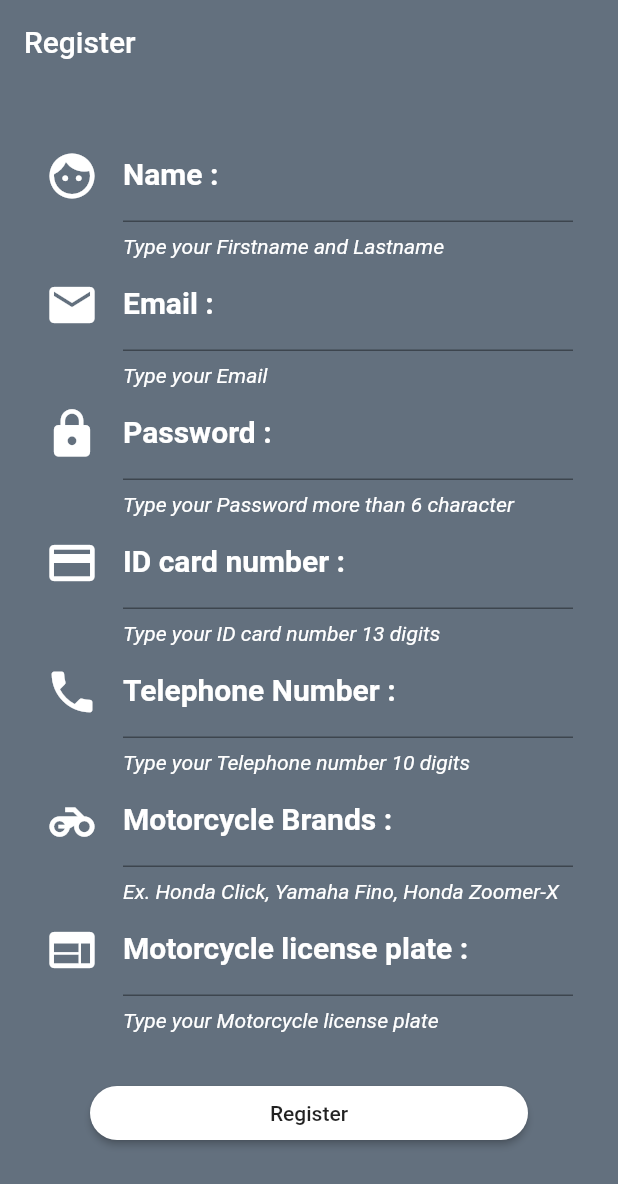
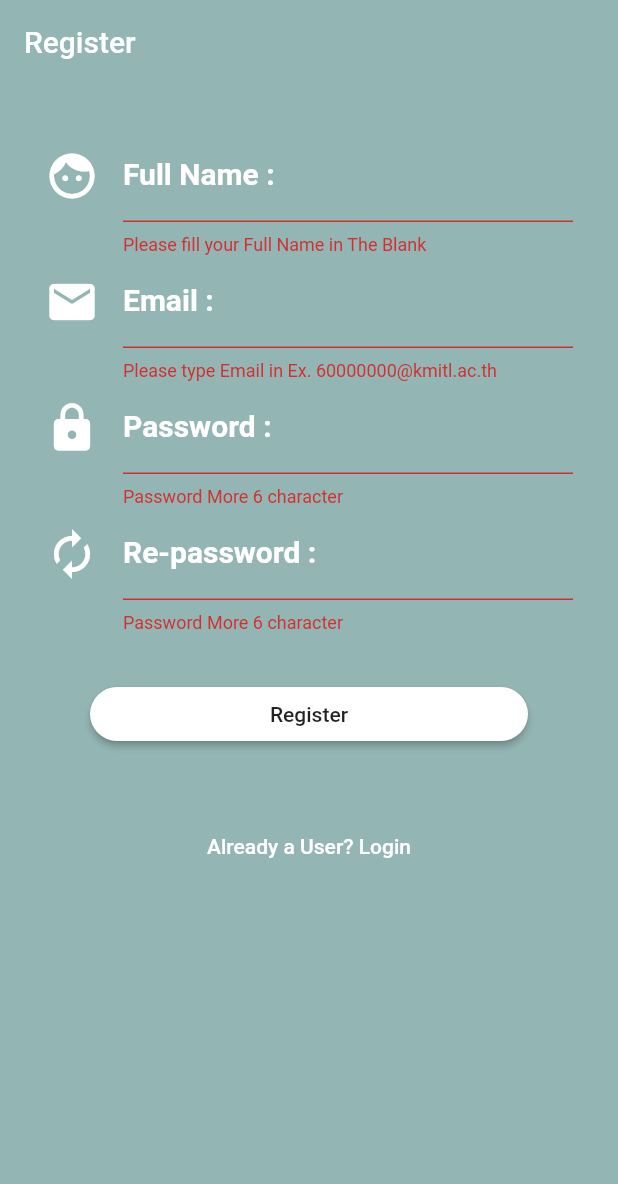
Before and after one commit to napaspong-61015042/CE63-16, a Flutter app: the screen it shows after launch, after a tap on "Register", on a phone screen of 412 x 824 dp. Shown: the top 1184 px of the screen. Run offline on Flutter 3.47's test engine with Material 2 defaults, Android fonts, the phone set to English and light mode, and no system bars; our stand-ins replace firebase_auth, firebase_core; accounts and stored records are empty.

Commit message:
edit register add log in page
แก้ไขหน้าสมัครสมาชิก เพิ่มหน้าlog in

```diff
--- a/flutter_app/myapp/lib/screen/main.dart
+++ b/flutter_app/myapp/lib/screen/main.dart
@@ -1,9 +1,13 @@
 import 'package:flutter/material.dart';
 import 'package:myapp/screen/home.dart';
+import 'package:myapp/screen/loginPage.dart';
 import 'registerPage.dart';
+import 'package:firebase_core/firebase_core.dart';
 
 
-void main() {
+void main() async {
+  WidgetsFlutterBinding.ensureInitialized();
+  await Firebase.initializeApp();
   runApp(MyApp());
 }
 
--- a/flutter_app/myapp/lib/screen/registerPage.dart
+++ b/flutter_app/myapp/lib/screen/registerPage.dart
@@ -1,13 +1,21 @@
+import 'package:flutter/cupertino.dart';
 import 'package:flutter/material.dart';
 import 'color_palette.dart';
+import 'package:firebase_auth/firebase_auth.dart';
+import 'package:firebase_core/firebase_core.dart';
 import 'icon_data.dart';
 import 'home.dart';
-import 'SecondPage.dart';
+import 'loginPage.dart';
 
 class RegisterPage extends StatefulWidget {
   @override
   _RegisterPageState createState() => _RegisterPageState();
 }
+
+class _RegisterPageState extends State<RegisterPage> {
+  @override
+  final formKey = GlobalKey<FormState>();
+  String nameString, emailString, passwordString, passwordConfirmString;
 
   Widget nameText() {
     return TextFormField(
@@ -17,7 +25,7 @@ Widget nameText() {
           color: Colors.white,
           size: 36.0,
         ),
-        labelText: 'Name : ',
+        labelText: 'Full Name : ',
         labelStyle: TextStyle(
           color: Colors.white,
           fontWeight: FontWeight.bold,
@@ -28,7 +36,23 @@ Widget nameText() {
           color: Colors.white,
           fontSize: 14.0,
           fontStyle: FontStyle.italic,
-        )),
+        ),
+        hintText: 'Harry Potter',
+        hintStyle: TextStyle(
+          color: Colors.white,
+        ),
+      ),
+      validator: (String value) {
+        if (value.isEmpty) {
+          return 'Please fill your Full Name in The Blank ';
+        } else {
+          return null;
+        }
+      },
+      onSaved: (String value) {
+        nameString =
+            value.trim(); //trim = ตัดช่องว่างข้างหน้าและข้างหลังอัตโนมัติ
+      },
     );
   }
 
@@ -51,7 +75,23 @@ Widget emailText() {
           color: Colors.white,
           fontSize: 14.0,
           fontStyle: FontStyle.italic,
-        )),
+        ),
+        hintText: '60000000@kmitl.ac.th',
+        hintStyle: TextStyle(
+          color: Colors.white,
+        ),
+      ),
+      validator: (String value) {
+        if (!((value.contains('@')) && (value.contains('.')))) {
+          return 'Please type Email in Ex. 60000000@kmitl.ac.th';
+        } else {
+          return null;
+        }
+      },
+      onSaved: (String value) {
+        emailString =
+            value.trim(); //trim = ตัดช่องว่างข้างหน้าและข้างหลังอัตโนมัติ
+      },
     );
   }
 
@@ -74,99 +114,54 @@ Widget passwordText() {
           color: Colors.white,
           fontSize: 14.0,
           fontStyle: FontStyle.italic,
-        )),
+        ),
+      ),
+      validator: (String value) {
+        if (value.length < 6) {
+          return 'Password More 6 character';
+        } else {
+          return null;
+        }
+      },
+      onSaved: (String value) {
+        passwordString =
+            value.trim(); //trim = ตัดช่องว่างข้างหน้าและข้างหลังอัตโนมัติ
+      },
     );
   }
 
-Widget idcardText() {
+  Widget passwordConfirmText() {
     return TextFormField(
       decoration: InputDecoration(
         icon: Icon(
-          Icons.credit_card,
+          Icons.autorenew,
           color: Colors.white,
           size: 36.0,
         ),
-        labelText: 'ID card number : ',
+        labelText: 'Re-password : ',
         labelStyle: TextStyle(
           color: Colors.white,
           fontWeight: FontWeight.bold,
           fontSize: 20.0,
         ),
-        helperText: 'Type your ID card number 13 digits',
+        helperText: '',
         helperStyle: TextStyle(
           color: Colors.white,
           fontSize: 14.0,
           fontStyle: FontStyle.italic,
-        )),
-  );
+        ),
+      ),
+      validator: (String value) {
+        if (value.length < 6) {
+          return 'Password More 6 character';
+        } else {
+          return null;
         }
-
-Widget telephoneText() {
-  return TextFormField(
-    decoration: InputDecoration(
-        icon: Icon(
-          Icons.phone,
-          color: Colors.white,
-          size: 36.0,
-        ),
-        labelText: 'Telephone Number : ',
-        labelStyle: TextStyle(
-          color: Colors.white,
-          fontWeight: FontWeight.bold,
-          fontSize: 20.0,
-        ),
-        helperText: 'Type your Telephone number 10 digits',
-        helperStyle: TextStyle(
-          color: Colors.white,
-          fontSize: 14.0,
-          fontStyle: FontStyle.italic,
-        )),
-  );
-}
-
-Widget motorcyclebrandsText() {
-  return TextFormField(
-    decoration: InputDecoration(
-        icon: Icon(
-          Icons.motorcycle,
-          color: Colors.white,
-          size: 36.0,
-        ),
-        labelText: 'Motorcycle Brands : ',
-        labelStyle: TextStyle(
-          color: Colors.white,
-          fontWeight: FontWeight.bold,
-          fontSize: 20.0,
-        ),
-        helperText: 'Ex. Honda Click, Yamaha Fino, Honda Zoomer-X',
-        helperStyle: TextStyle(
-          color: Colors.white,
-          fontSize: 14.0,
-          fontStyle: FontStyle.italic,
-        )),
-  );
-}
-
-Widget motorcyclelicenseplateText() {
-  return TextFormField(
-    decoration: InputDecoration(
-        icon: Icon(
-          Icons.web,
-          color: Colors.white,
-          size: 36.0,
-        ),
-        labelText: 'Motorcycle license plate : ',
-        labelStyle: TextStyle(
-          color: Colors.white,
-          fontWeight: FontWeight.bold,
-          fontSize: 20.0,
-        ),
-        helperText: 'Type your Motorcycle license plate',
-        helperStyle: TextStyle(
-          color: Colors.white,
-          fontSize: 14.0,
-          fontStyle: FontStyle.italic,
-        )),
+      },
+      onSaved: (String value) {
+        passwordConfirmString =
+            value.trim(); //trim = ตัดช่องว่างข้างหน้าและข้างหลังอัตโนมัติ
+      },
     );
   }
 
@@ -175,16 +170,77 @@ Widget registerButton() {
       child: Padding(
         padding: EdgeInsets.all(30.0),
         child: MaterialButton(
+          onPressed: () {
+            print('You click upload');
+            if (formKey.currentState.validate()) {
+              formKey.currentState.save();
+              print(
+                  'name = $nameString, email = $emailString, pass = $passwordString');
+              registerThread(); //เป็นการคอฟังก์ชั่น เมื่อไหรที่ได้รับname email pass จะมาทำงานที่ registerThread ต่อทันที
+            }
+//          Navigator.push(context,
+//              MaterialPageRoute(builder: (context) => loginPage()));
+          },
           color: Colors.white,
           shape: RoundedRectangleBorder(
             borderRadius: BorderRadius.circular(24.0),
           ),
-        onPressed: () {},
           child:
 //          isloading ? CupertinoActivityIndicator() :
               Text('Register'),
         ),
       ),
+    );
+  }
+
+  Future<void> registerThread() async {
+    FirebaseAuth firebaseAuth = FirebaseAuth.instance;
+    if (passwordString == passwordConfirmString && passwordString.length >= 6) {
+      await firebaseAuth
+          .createUserWithEmailAndPassword(
+              email: emailString, password: passwordString)
+          .then((response) {
+        print('Register Success for Email = $emailString');
+      }).catchError((response) {
+        String title = response.code;
+        String message = response.message;
+        print('title = $title, message = $message');
+        myAlert(title, message); //คอร์ method
+      });
+    } else {
+      print("Password and Confirm-password is not match.");
+    }
+  }
+
+  void myAlert(String title, String message) {
+    showDialog(
+      context: context,
+      builder: (BuildContext context) {
+        return AlertDialog(
+          title: ListTile(
+            leading: Icon(
+              Icons.add_alert,
+              color: Colors.red,
+              size: 36.0,
+            ),
+            title: Text(
+              title,
+              style: TextStyle(
+                color: Colors.red,
+              ),
+            ),
+          ),
+          content: Text(message),
+          actions: <Widget>[
+            FlatButton(
+              child: Text('OK'),
+              onPressed: () {
+                Navigator.of(context).pop();
+              },
+            )
+          ],
+        );
+      },
     );
   }
 
@@ -204,11 +260,9 @@ Widget loginButton() {
     );
   }
 
-class _RegisterPageState extends State<RegisterPage> {
-  @override
   Widget build(BuildContext context) {
     return new Scaffold(
-      backgroundColor: ColorPalette.grey90,
+      backgroundColor: ColorPalette.grey60,
       appBar: AppBar(
         backgroundColor: Colors.transparent,
         elevation: 0.0,
@@ -217,20 +271,20 @@ class _RegisterPageState extends State<RegisterPage> {
           textAlign: TextAlign.center,
         ),
       ),
-      body: ListView(
+      body: Form(
+        key: formKey,
+        child: ListView(
           padding: EdgeInsets.all(30.0),
           children: <Widget>[
             nameText(),
             emailText(),
             passwordText(),
-          idcardText(),
-          telephoneText(),
-          motorcyclebrandsText(),
-          motorcyclelicenseplateText(),
+            passwordConfirmText(),
             registerButton(),
             loginButton(),
           ],
         ),
+      ),
     );
   }
 }
--- a/flutter_app/myapp/pubspec.yaml
+++ b/flutter_app/myapp/pubspec.yaml
@@ -21,6 +21,8 @@ environment:
   sdk: ">=2.7.0 <3.0.0"
 
 dependencies:
+  firebase_auth: ^0.18.1+2
+  firebase_core: ^0.5.0+1
   flutter:
     sdk: flutter
 
@@ -28,6 +30,7 @@ dependencies:
   # The following adds the Cupertino Icons font to your application.
   # Use with the CupertinoIcons class for iOS style icons.
   cupertino_icons: ^0.1.3
+
 
 dev_dependencies:
   flutter_test:
```
Also changed, not shown: flutter_app/myapp/lib/screen/home.dart (+7 -31 lines), flutter_app/myapp/lib/screen/loginPage.dart (added, +120 -0 lines), flutter_app/myapp/pubspec.lock, 5 other files. Lines whose indentation alone changed are shown as unchanged.
